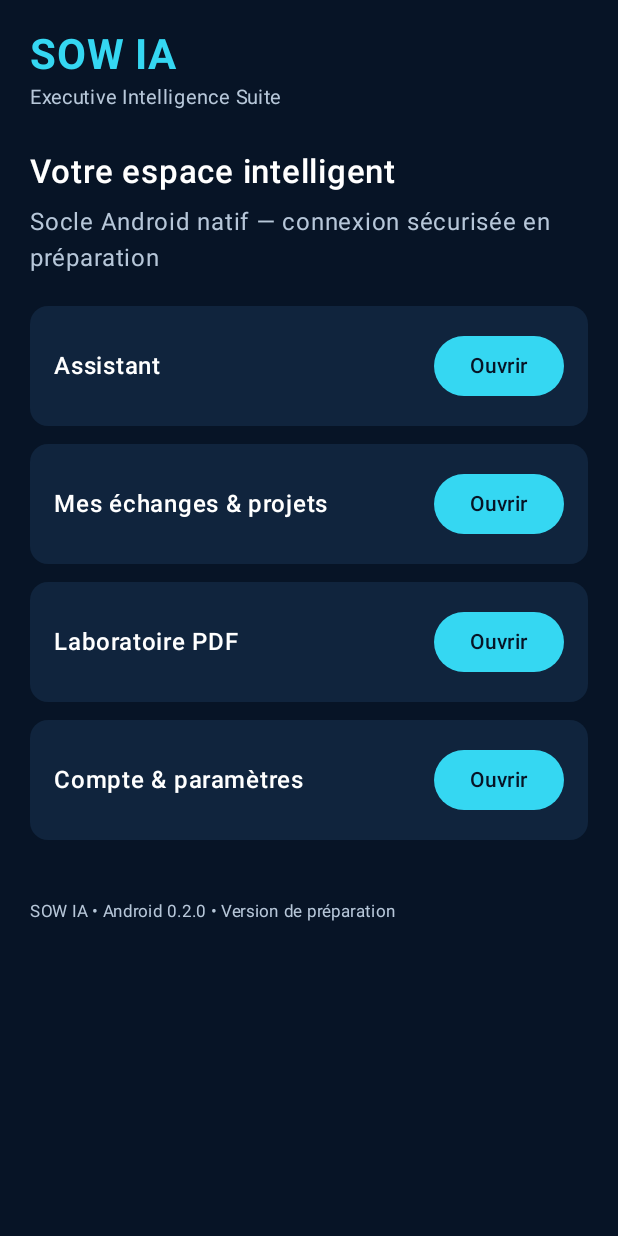
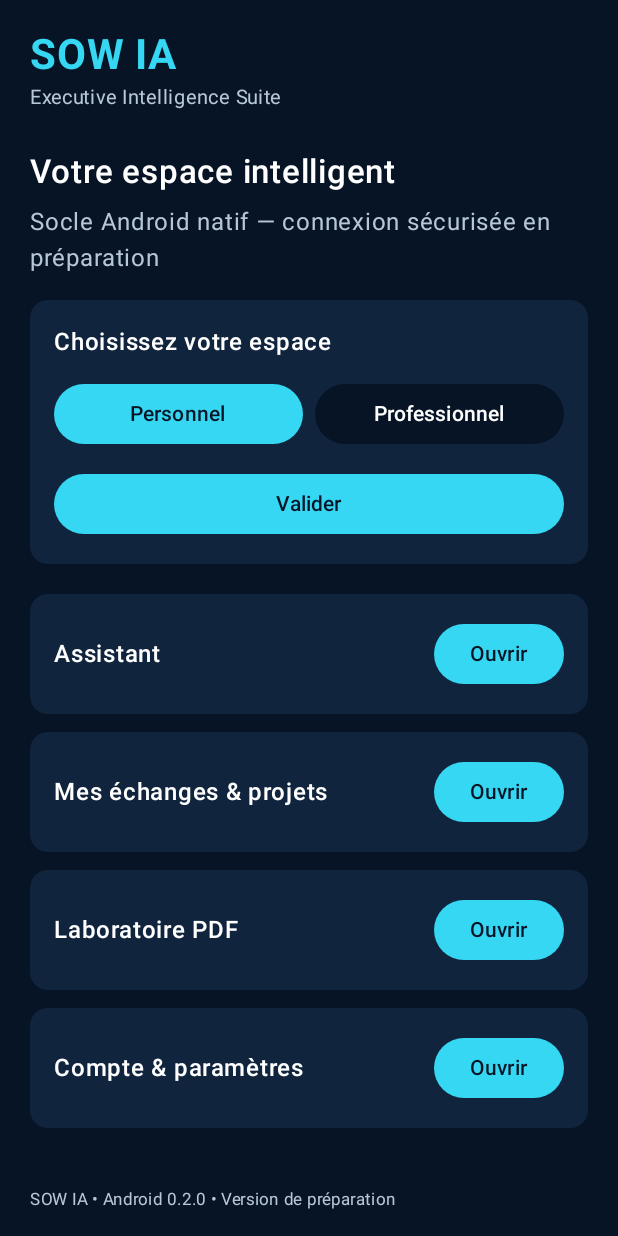
Before and after one commit to 1826Sow/Sowia, an Android app built with Jetpack Compose: the MainActivity screen opened directly, with no data from a screen before it, on a phone screen of 412 x 824 dp. Run offline under Robolectric (Android 15) with nearby library versions, the phone set to English and light mode, and no system bars.

Commit message:
Add home workspace selection and Valider button

```diff
--- a/android/app/src/main/java/com/sowkeys/sowia/MainActivity.kt
+++ b/android/app/src/main/java/com/sowkeys/sowia/MainActivity.kt
@@ -99,8 +99,45 @@ private fun SowiaPrototype() {
                     Text(
                         "Socle Android natif — connexion sécurisée en préparation",
                         color = Muted,
-                        modifier = Modifier.padding(top = 8.dp, bottom = 20.dp),
+                        modifier = Modifier.padding(top = 8.dp, bottom = 16.dp),
                     )
+                    Card(
+                        modifier = Modifier.fillMaxWidth().padding(bottom = 20.dp),
+                        colors = CardDefaults.cardColors(containerColor = Panel),
+                    ) {
+                        Column(
+                            modifier = Modifier.fillMaxWidth().padding(16.dp),
+                            verticalArrangement = Arrangement.spacedBy(12.dp),
+                        ) {
+                            Text("Choisissez votre espace", color = Color.White, fontWeight = FontWeight.SemiBold)
+                            Row(
+                                modifier = Modifier.fillMaxWidth(),
+                                horizontalArrangement = Arrangement.spacedBy(8.dp),
+                            ) {
+                                Button(
+                                    onClick = { selectedWorkspace = "personal" },
+                                    modifier = Modifier.weight(1f),
+                                    colors = ButtonDefaults.buttonColors(
+                                        containerColor = if (selectedWorkspace == "personal") Cyan else Navy,
+                                        contentColor = if (selectedWorkspace == "personal") Navy else Color.White,
+                                    ),
+                                ) { Text("Personnel") }
+                                Button(
+                                    onClick = { selectedWorkspace = "professional" },
+                                    modifier = Modifier.weight(1f),
+                                    colors = ButtonDefaults.buttonColors(
+                                        containerColor = if (selectedWorkspace == "professional") Cyan else Navy,
+                                        contentColor = if (selectedWorkspace == "professional") Navy else Color.White,
+                                    ),
+                                ) { Text("Professionnel") }
+                            }
+                            Button(
+                                onClick = { navigate("Assistant") },
+                                modifier = Modifier.fillMaxWidth(),
+                                colors = ButtonDefaults.buttonColors(containerColor = Cyan, contentColor = Navy),
+                            ) { Text("Valider") }
+                        }
+                    }
                     sections.forEach { item ->
                         Card(
                             modifier = Modifier.fillMaxWidth().padding(bottom = 12.dp),
```
